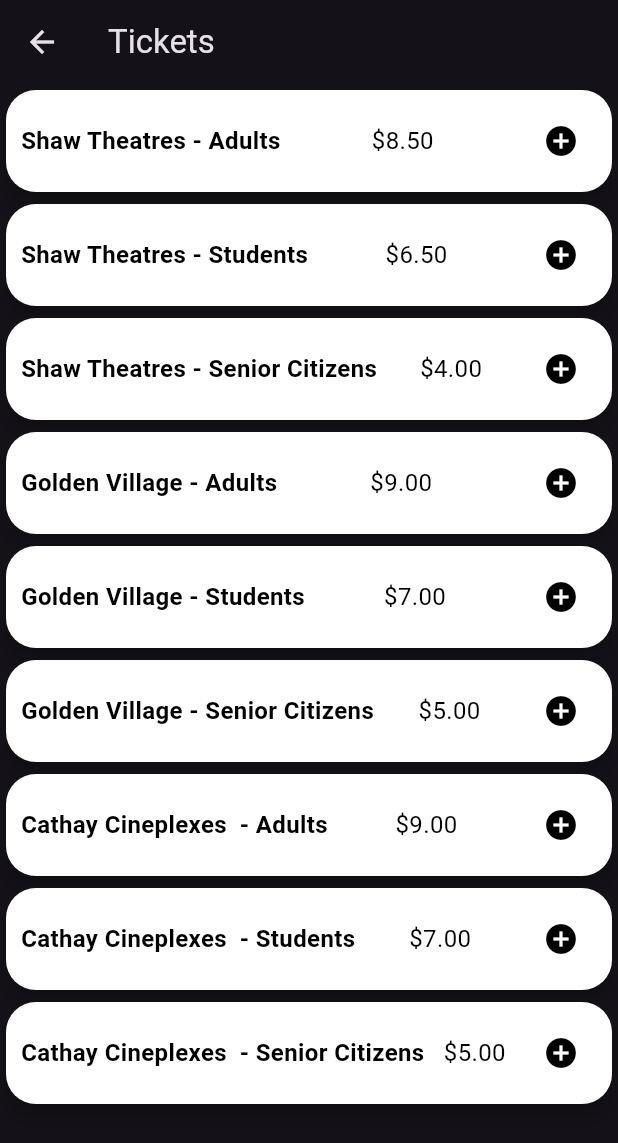
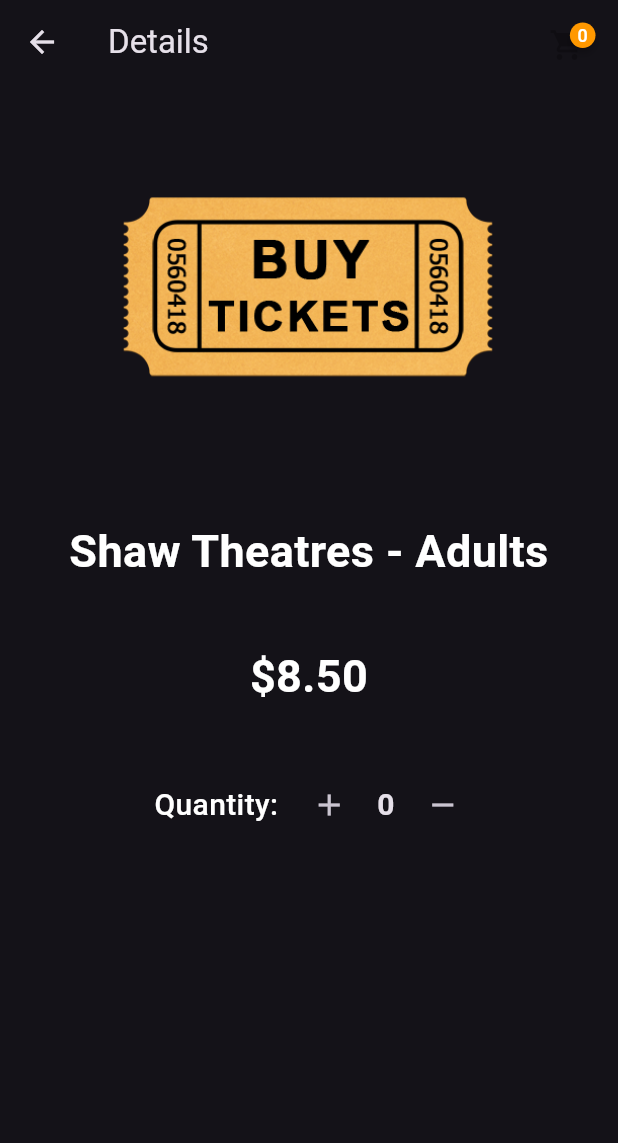
Before and after one commit to ValElizaTan/Movie-Dex, a Flutter app: the Tickets screen opened directly, after a tap on the "add circle" icon, on a phone screen of 412 x 824 dp. Shown: the top 1143 px of the screen. Run offline on Flutter 3.47's test engine with Material 3 defaults, Android fonts, the phone set to English and light mode, and no system bars; drawn by our look-alikes of badges; our stand-ins replace firebase_auth, firebase_core, fluttertoast, get, getwidget, google_fonts and 2 more; missing offline and left inert: tmdb_api; accounts and stored records are empty; network calls fail.

Commit message:
detail page

```diff
--- a/lib/screen/DetailPage.dart
+++ b/lib/screen/DetailPage.dart
@@ -7,9 +7,9 @@ import '../controllers/CartController.dart';
 import 'CartPage.dart';
 
 class DetailPage extends StatefulWidget {
-  final String imageName;
-
-  const DetailPage({Key key, this.imageName})
+  final String ticketName;
+  final double ticketPrice;
+  const DetailPage({Key key, this.ticketName, this.ticketPrice})
       : super(key: key);
 
   @override
@@ -17,41 +17,13 @@ class DetailPage extends StatefulWidget {
 }
 
 class _DetailPageState extends State<DetailPage> {
-  List<String> sizes = ['36', '37', '38', '39', '40'];
-  //  ToggleBTN shoesize
-  List<bool> isSelected = [false, false, false, false, false];
-  //  Shoesize selected
-  bool isSizeSelected = false;
   //  Quantity selected
   bool isQuantitySelected = false;
-  String selectedSize = '';
 
   @override
   //  SharedPreference: store user data
   void initState() {
     super.initState();
-    loadSelectedSize();
-  }
-
-  Future<void> loadSelectedSize() async {
-    SharedPreferences prefs = await SharedPreferences.getInstance();
-    setState(() {
-      selectedSize = prefs.getString('selectedSize') ?? '';
-      isSizeSelected = selectedSize.isNotEmpty;
-
-      // Update Selected based on Size
-      if (isSizeSelected) {
-        int selectedIndex = sizes.indexOf(selectedSize);
-        for (int i = 0; i < isSelected.length; i++) {
-          isSelected[i] = i == selectedIndex;
-        }
-      }
-    });
-  }
-
-  Future<void> saveSelectedSize(String size) async {
-    SharedPreferences prefs = await SharedPreferences.getInstance();
-    await prefs.setString('selectedSize', size);
   }
 
   Widget build(BuildContext context) {
@@ -81,11 +53,9 @@ class _DetailPageState extends State<DetailPage> {
               child: IconButton(
                 icon: Icon(
                   Icons.shopping_cart,
-                  color: isSizeSelected && isQuantitySelected
-                      ? Colors.white
-                      : Colors.black26,
+                  color: isQuantitySelected ? Colors.white : Colors.black26,
                 ),
-                onPressed: isSizeSelected && isQuantitySelected
+                onPressed: isQuantitySelected
                     ? () {
                         Get.to(() => CartPage());
                       }
@@ -101,11 +71,11 @@ class _DetailPageState extends State<DetailPage> {
             height: 30,
           ),
 
-          //  Image Name
+          //  Name
           Padding(
             padding: EdgeInsets.all(20),
             child: Text(
-              widget.imageName,
+              widget.ticketName,
               style: TextStyle(
                 color: Colors.black,
                 fontSize: 30,
@@ -113,59 +83,7 @@ class _DetailPageState extends State<DetailPage> {
               ),
             ),
           ),
-
-          //  Shoe Size Container
-          Container(
-            margin: const EdgeInsets.only(top: 20),
-            child: Row(
-              children: [
-                Padding(
-                  padding: EdgeInsets.all(10),
-                  child: Text(
-                    'Shoe Size:',
-                    style: TextStyle(
-                      color: Colors.black,
-                      fontSize: 20,
-                      fontWeight: FontWeight.w500,
-                    ),
-                  ),
-                ),
-                ToggleButtons(
-                  children: List.generate(
-                    sizes.length,
-                    (index) => _buildSizeToggleButton(index),
-                  ),
-                  isSelected: isSelected,
-                  onPressed: (int index) async {
-                    setState(() {
-                      for (int i = 0; i < isSelected.length; i++) {
-                        isSelected[i] = i == index;
-                      }
-                      selectedSize = sizes[index];
-                      isSizeSelected = true;
-                      if (isQuantitySelected) {
-                        cartController.addToCart(
-                          widget.imageName,
-                          int.parse(selectedSize),
-                          cartController.getQuantity(widget.imageName),
-                          widget.imagePath,
-                        );
-                      }
-                    });
-                    await saveSelectedSize(selectedSize);
-                  },
-                  fillColor: Colors.blue,
-                  selectedColor: Colors.white,
-                  constraints: const BoxConstraints(
-                    minHeight: 40.0,
-                    minWidth: 40.0,
-                  ),
-                ),
-              ],
-            ),
-          ),
-
-          //  Quantity container
+          // Price & Quantity container
           Container(
             margin: const EdgeInsets.only(top: 20),
             child: Row(
@@ -187,13 +105,11 @@ class _DetailPageState extends State<DetailPage> {
                 IconButton(
                   icon: Icon(Icons.add),
                   onPressed: () {
-                    if (isSizeSelected) {
+                    if (isQuantitySelected) {
                       setState(() {
                         cartController.addToCart(
-                          widget.imageName,
-                          int.parse(selectedSize),
+                          widget.ticketName,
                           1,
-                          widget.imagePath,
                         );
                         isQuantitySelected = true;
                       });
@@ -206,7 +122,7 @@ class _DetailPageState extends State<DetailPage> {
                   padding: EdgeInsets.all(8),
                   child: Obx(
                     () {
-                      final cartKey = '${widget.imageName}';
+                      final cartKey = '${widget.ticketName}';
                       final quantity = cartController.cart[cartKey];
                       return Text(
                         (quantity != null ? quantity['quantity'] : 0)
@@ -224,7 +140,7 @@ class _DetailPageState extends State<DetailPage> {
                 IconButton(
                   icon: Icon(Icons.remove),
                   onPressed: () {
-                    cartController.remove(widget.imageName);
+                    cartController.remove(widget.ticketName);
                     setState(() {});
                   },
                 ),
@@ -235,18 +151,162 @@ class _DetailPageState extends State<DetailPage> {
       ),
     );
   }
+}
+ */
+import 'package:badges/badges.dart';
+import 'package:flutter/material.dart';
+import 'package:get/get.dart';
+import '../controllers/CartController.dart';
+import 'CartPage.dart';
 
-  //  Image in Toggle Btn
-  Widget _buildSizeToggleButton(int index) {
-    return Padding(
-      padding: const EdgeInsets.all(8.0),
-      child: Image.asset(
-        'images/size_${sizes[index]}.png',
-        width: 35,
-        height: 35,
-        fit: BoxFit.contain,
+class DetailPage extends StatefulWidget {
+  final String ticketName;
+  final String ticketPrice;
+
+  const DetailPage({Key key, this.ticketName, this.ticketPrice})
+      : super(key: key);
+
+  @override
+  _DetailPageState createState() => _DetailPageState();
+}
+
+class _DetailPageState extends State<DetailPage> {
+  bool isQuantitySelected = false;
+  var cartController = Get.put(CartController());
+
+  @override
+  void initState() {
+    super.initState();
+  }
+
+  @override
+  Widget build(BuildContext context) {
+    return Scaffold(
+      appBar: AppBar(
+        title: Text('Details'),
+        actions: <Widget>[
+          Padding(
+            padding: const EdgeInsets.all(10.0),
+            child: Badge(
+              badgeColor: Colors.orange.withOpacity(1),
+              position: BadgePosition.topEnd(top: 0, end: 5),
+              badgeContent: Obx(
+                () => Text(
+                  cartController.cartCount.toString(),
+                  style: TextStyle(
+                    color: Colors.white,
+                    fontSize: 12.0,
+                    fontWeight: FontWeight.w500,
+                  ),
+                ),
+              ),
+              child: IconButton(
+                icon: Icon(
+                  Icons.shopping_cart,
+                  color: isQuantitySelected ? Colors.white : Colors.black26,
+                ),
+                onPressed: isQuantitySelected
+                    ? () {
+                        Get.to(() => CartPage());
+                      }
+                    : null,
+              ),
+            ),
+          ),
+        ],
+      ),
+      body: Column(
+        children: [
+          Image(
+            image: AssetImage("images/ticket_8.png"),
+            fit: BoxFit.contain,
+            height: 270,
+            width: 270,
+          ),
+          Padding(
+            padding: EdgeInsets.all(20),
+            child: Text(
+              widget.ticketName,
+              textAlign: TextAlign.center,
+              style: TextStyle(
+                color: Colors.white,
+                fontSize: 30,
+                fontWeight: FontWeight.w600,
+              ),
+            ),
+          ),
+          Padding(
+            padding: EdgeInsets.all(20),
+            child: Text(
+              widget.ticketPrice,
+              textAlign: TextAlign.center,
+              style: TextStyle(
+                color: Colors.white,
+                fontSize: 30,
+                fontWeight: FontWeight.w600,
+              ),
+            ),
+          ),
+          Container(
+            margin: const EdgeInsets.only(top: 20),
+            child: Row(
+              mainAxisAlignment: MainAxisAlignment.center,
+              children: [
+                Padding(
+                  padding: EdgeInsets.all(10),
+                  child: Text(
+                    'Quantity:',
+                    style: TextStyle(
+                      color: Colors.white,
+                      fontSize: 20,
+                      fontWeight: FontWeight.w500,
+                    ),
+                  ),
+                ),
+                IconButton(
+                  icon: Icon(Icons.add),
+                  onPressed: () {
+                    if (isQuantitySelected) {
+                      setState(() {
+                        cartController.addToCart(
+                          widget.ticketName,
+                          1,
+                          double.parse(widget.ticketPrice.replaceAll('\$', '')),
+                        );
+                        isQuantitySelected = true;
+                      });
+                    }
+                  },
+                ),
+                Padding(
+                  padding: EdgeInsets.all(8),
+                  child: Obx(
+                    () {
+                      final cartKey = '${widget.ticketName}';
+                      final quantity = cartController.cart[cartKey];
+                      return Text(
+                        (quantity != null ? quantity['quantity'] : 0)
+                            .toString(),
+                        style: TextStyle(
+                          fontSize: 20,
+                          fontWeight: FontWeight.w600,
+                        ),
+                      );
+                    },
+                  ),
+                ),
+                IconButton(
+                  icon: Icon(Icons.remove),
+                  onPressed: () {
+                    cartController.remove(widget.ticketName);
+                    setState(() {});
+                  },
+                ),
+              ],
+            ),
+          ),
+        ],
       ),
     );
   }
 }
- */
--- a/lib/screen/ticket.dart
+++ b/lib/screen/ticket.dart
@@ -84,11 +84,12 @@ class Tickets extends StatelessWidget {
                   color: Colors.black,
                 ),
                 onPressed: () {
-                  /* Get.to(
+                  Get.to(
                   () => DetailPage(
-                    imageName: _ticketName[index],
+                    ticketName: ticketName,
+                    ticketPrice: ticketPrice,
                   ),
-                ); */
+                );
                 },
               ),
             ],
```
Also changed, not shown: lib/controllers/CartController.dart (+2 -20 lines), lib/description.dart (+10 -4 lines), lib/screen/home.dart (+7 -0 lines).
